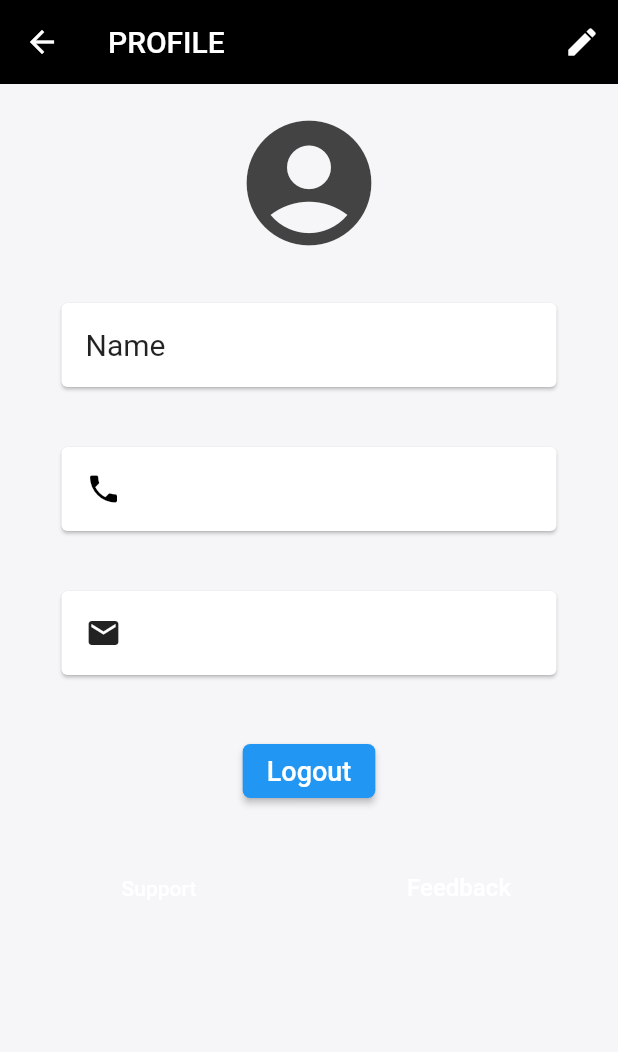
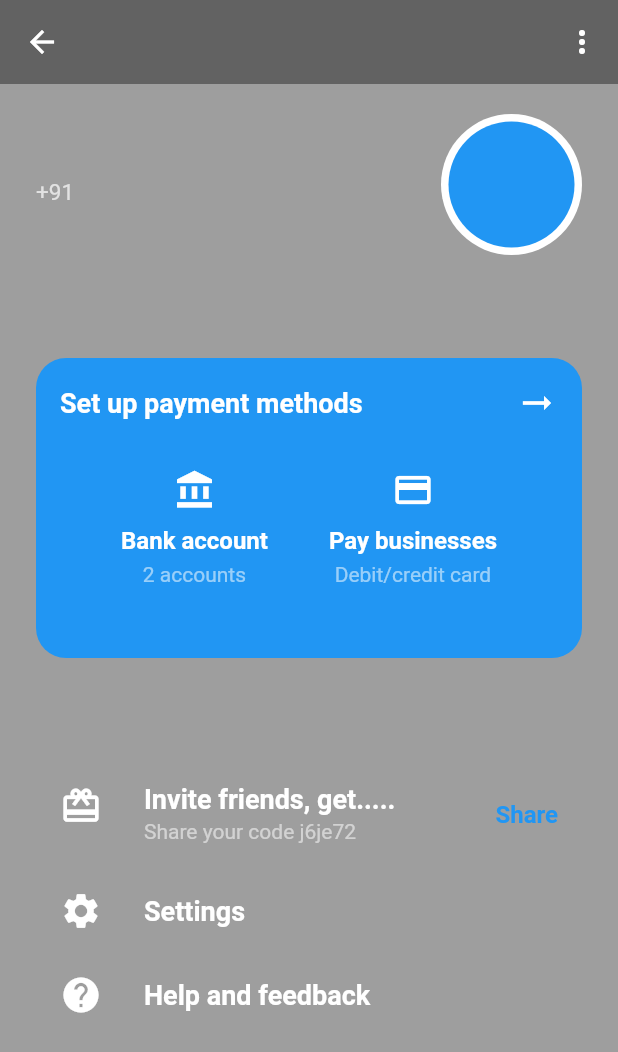
Before and after one commit to NavaneethRenjith/medwise-revamped, a Flutter app: the screen it shows once a user with an empty profile is signed in, after a tap on the "account circle" icon, on a phone screen of 412 x 824 dp. Shown: the top 1052 px of the screen. Run offline on Flutter 3.47's test engine with Material 2 defaults, Android fonts, the phone set to English and light mode, and no system bars; our stand-ins replace cloud_firestore, firebase_auth, firebase_core, flutter_svg; accounts and stored records are empty.

Commit message:
updated profile page

```diff
--- a/lib/main.dart
+++ b/lib/main.dart
@@ -4,8 +4,8 @@ import 'package:firebase_core/firebase_core.dart';
 import 'package:flutter/services.dart';
 
 import './screens/home_screen.dart';
-import './screens/task_screen.dart';
-import './screens/connect_screen.dart';
+import './screens/task/task_screen.dart';
+import './screens/connect/connect_screen.dart';
 import './screens/auth_screen.dart';
 
 void main() async {
--- a/lib/screens/edit_profile_screen.dart
+++ b/lib/screens/profile/edit_profile_screen.dart
@@ -1,19 +1,19 @@
 import 'package:flutter/material.dart';
 
-class EditProfile extends StatefulWidget {
+class EditProfileScreen extends StatefulWidget {
   final String username, phone, email;
 
-  EditProfile({
+  EditProfileScreen({
     required this.username,
     required this.phone,
     required this.email,
   });
 
   @override
-  _EditProfileState createState() => _EditProfileState();
+  _EditProfileScreenState createState() => _EditProfileScreenState();
 }
 
-class _EditProfileState extends State<EditProfile> {
+class _EditProfileScreenState extends State<EditProfileScreen> {
   String newusername = '';
   String newphone = '';
   String newemail = '';
--- /dev/null
+++ b/lib/screens/profile/profile_page.dart
@@ -0,0 +1,192 @@
+import 'package:flutter/material.dart';
+import 'package:firebase_auth/firebase_auth.dart';
+
+import './edit_profile_screen.dart';
+
+import '../../widgets/profile/profile_details.dart';
+import '../../widgets/profile/payment_methods.dart';
+
+enum MoreOptions {
+  //Enums are a way of assigning labels to integers
+  Edit,
+  Logout,
+}
+
+class ProfilePage extends StatefulWidget {
+  final String username;
+  final String userEmail;
+  final String userPhone;
+
+  const ProfilePage({
+    Key? key,
+    required this.username,
+    required this.userEmail,
+    required this.userPhone,
+  }) : super(key: key);
+
+  @override
+  _ProfilePageState createState() => _ProfilePageState();
+}
+
+class _ProfilePageState extends State<ProfilePage> {
+  @override
+  Widget build(BuildContext context) {
+    return Scaffold(
+      appBar: AppBar(
+        leading: IconButton(
+          icon: Icon(
+            Icons.arrow_back,
+          ),
+          onPressed: () {
+            Navigator.pop(context);
+          },
+        ),
+        backgroundColor: Colors.black38,
+        elevation: 0,
+        actions: [
+          PopupMenuButton(
+            icon: Icon(
+              Icons.more_vert,
+              color: Colors.white,
+            ),
+            onSelected: (MoreOptions option) {
+              if (option == MoreOptions.Edit) {
+                Navigator.of(context).push(
+                  MaterialPageRoute(
+                    builder: (ctx) => EditProfileScreen(
+                      username: widget.username,
+                      phone: widget.userPhone,
+                      email: widget.userEmail,
+                    ),
+                  ),
+                );
+              }
+              if (option == MoreOptions.Logout) {
+                FirebaseAuth.instance.signOut();
+                Navigator.pop(context);
+              }
+            },
+            itemBuilder: (_) => [
+              PopupMenuItem(
+                child: Row(
+                  children: [
+                    Icon(
+                      Icons.edit,
+                      color: Colors.black,
+                    ),
+                    SizedBox(width: 5),
+                    Text(
+                      'Edit Profile',
+                      style: TextStyle(
+                        color: Colors.black,
+                      ),
+                    ),
+                  ],
+                ),
+                value: MoreOptions.Edit,
+              ),
+              PopupMenuItem(
+                child: Row(
+                  children: [
+                    Icon(
+                      Icons.logout,
+                      color: Colors.black,
+                    ),
+                    SizedBox(width: 5),
+                    Text(
+                      'Log Out',
+                      style: TextStyle(
+                        color: Colors.black,
+                      ),
+                    ),
+                  ],
+                ),
+                value: MoreOptions.Logout,
+              ),
+            ],
+          ),
+        ],
+      ),
+      backgroundColor: Colors.black38,
+      body: SingleChildScrollView(
+        child: Padding(
+          padding: const EdgeInsets.symmetric(
+            horizontal: 24,
+            vertical: 20,
+          ),
+          child: Column(
+            children: [
+              ProfileDetails(
+                username: widget.username,
+                userPhone: widget.userPhone,
+                userEmail: widget.userEmail,
+              ),
+              PaymentMethods(),
+              ListTile(
+                leading: Icon(
+                  Icons.card_giftcard,
+                  color: Colors.white,
+                  size: 28,
+                ),
+                title: Text(
+                  "Invite friends, get.....",
+                  style: TextStyle(
+                    color: Colors.white,
+                    fontWeight: FontWeight.bold,
+                    fontSize: 18,
+                  ),
+                ),
+                subtitle: Text(
+                  "Share your code j6je72",
+                  style: TextStyle(
+                    color: Colors.white54,
+                  ),
+                ),
+                trailing: Text(
+                  "Share",
+                  style: TextStyle(
+                    color: Colors.blue,
+                    fontWeight: FontWeight.w600,
+                    fontSize: 16,
+                  ),
+                ),
+              ),
+              ListTile(
+                leading: Icon(
+                  Icons.settings,
+                  color: Colors.white,
+                  size: 28,
+                ),
+                title: Text(
+                  "Settings",
+                  style: TextStyle(
+                    color: Colors.white,
+                    fontWeight: FontWeight.bold,
+                    fontSize: 18,
+                  ),
+                ),
+                onTap: () {},
+              ),
+              ListTile(
+                leading: Icon(
+                  Icons.help,
+                  color: Colors.white,
+                  size: 28,
+                ),
+                title: Text(
+                  "Help and feedback",
+                  style: TextStyle(
+                    color: Colors.white,
+                    fontWeight: FontWeight.bold,
+                    fontSize: 18,
+                  ),
+                ),
+                onTap: () {},
+              ),
+            ],
+          ),
+        ),
+      ),
+    );
+  }
+}
--- a/lib/screens/profile_page.dart
+++ /dev/null
@@ -1,202 +0,0 @@
-import 'package:flutter/material.dart';
-import 'package:firebase_auth/firebase_auth.dart';
-
-import './edit_profile_screen.dart';
-
-import '../theme/theme.dart';
-
-class ProfilePage extends StatefulWidget {
-  final String username;
-  final String userEmail;
-  final String userPhone;
-
-  const ProfilePage({
-    Key? key,
-    required this.username,
-    required this.userEmail,
-    required this.userPhone,
-  }) : super(key: key);
-
-  @override
-  _ProfilePageState createState() => _ProfilePageState();
-}
-
-class _ProfilePageState extends State<ProfilePage> {
-  @override
-  Widget build(BuildContext context) {
-    return Scaffold(
-      appBar: AppBar(
-        leading: IconButton(
-          icon: Icon(Icons.arrow_back),
-          onPressed: () {
-            Navigator.pop(context);
-          },
-        ),
-        backgroundColor: Colors.black,
-        title: Text(
-          'PROFILE',
-          textAlign: TextAlign.center,
-          style: TextStyle(color: Colors.white),
-        ),
-        elevation: 0,
-        actions: [
-          IconButton(
-            icon: Icon(Icons.edit),
-            onPressed: () {
-              Navigator.of(context).push(
-                MaterialPageRoute(
-                  builder: (context) => EditProfile(
-                    username: widget.username,
-                    email: widget.userEmail,
-                    phone: widget.userPhone,
-                  ),
-                ),
-              );
-            },
-          )
-        ],
-      ),
-      backgroundColor: background,
-      body: Container(
-        height: MediaQuery.of(context).size.height * .85,
-        padding: EdgeInsets.all(16),
-        child: SingleChildScrollView(
-          child: Column(
-            children: [
-              Container(
-                child: Icon(
-                  Icons.account_circle,
-                  size: 100,
-                  color: Color.fromRGBO(67, 67, 67, 1),
-                ),
-              ),
-              SizedBox(
-                height: 20.0,
-              ),
-              Card(
-                margin: EdgeInsets.symmetric(vertical: 10.0, horizontal: 25.0),
-                color: Colors.white,
-                child: ListTile(
-                  leading: Text(
-                    'Name',
-                    style: TextStyle(
-                      fontSize: 20.0,
-                    ),
-                  ),
-                  title: Text(
-                    widget.username,
-                    style: TextStyle(
-                      color: Colors.black,
-                      fontSize: 20.0,
-                      fontWeight: FontWeight.w500,
-                    ),
-                  ),
-                ),
-              ),
-              SizedBox(
-                height: 20.0,
-              ),
-              Card(
-                margin: EdgeInsets.symmetric(vertical: 10.0, horizontal: 25.0),
-                color: Colors.white,
-                child: ListTile(
-                  leading: Icon(Icons.phone, color: Colors.black),
-                  title: Text(
-                    widget.userPhone,
-                    style: TextStyle(
-                      color: Colors.black87,
-                      fontSize: 20.0,
-                    ),
-                  ),
-                ),
-              ),
-              SizedBox(
-                height: 20.0,
-              ),
-              Card(
-                margin: EdgeInsets.symmetric(vertical: 10.0, horizontal: 25.0),
-                child: ListTile(
-                  leading: Icon(Icons.email, color: Colors.black87),
-                  title: Text(
-                    widget.userEmail,
-                    style: TextStyle(
-                      color: Colors.black,
-                      fontSize: 20.0,
-                    ),
-                  ),
-                ),
-              ),
-              SizedBox(
-                height: 30,
-              ),
-              ElevatedButton(
-                onPressed: () {
-                  FirebaseAuth.instance.signOut().whenComplete(() {
-                    Navigator.pop(context);
-                  });
-                },
-                child: Text(
-                  'Logout',
-                  style: TextStyle(color: Colors.white, fontSize: 18),
-                ),
-                style: ElevatedButton.styleFrom(
-                  primary: Colors.blue,
-                  shape: RoundedRectangleBorder(
-                    borderRadius: BorderRadius.circular(5),
-                  ),
-                ),
-              ),
-              SizedBox(
-                height: 30,
-              ),
-              Container(
-                child: Row(
-                  children: [
-                    Expanded(
-                      child: Container(
-                        // padding: EdgeInsets.only(top: 50),
-                        child: TextButton(
-                          onPressed: () {},
-                          child: Text(
-                            'Support',
-                            style: TextStyle(
-                              color: Colors.white,
-                            ),
-                          ),
-                          style: TextButton.styleFrom(
-                            primary: Color.fromRGBO(67, 67, 67, 1),
-                          ),
-                        ),
-                      ),
-                    ),
-                    SizedBox(
-                      width: 20,
-                    ),
-                    Expanded(
-                      child: Container(
-                        child: TextButton(
-                          onPressed: () {},
-                          // height: 50,
-                          child: Text(
-                            'Feedback',
-                            style: TextStyle(
-                              color: Colors.white,
-                              fontSize: 16,
-                            ),
-                          ),
-                          style: TextButton.styleFrom(
-                            primary: Color.fromRGBO(67, 67, 67, 1),
-                          ),
-                        ),
-                      ),
-                    )
-                  ],
-                ),
-              ),
-            ],
-          ),
-        ),
-      ),
-    );
-  }
-}
--- a/lib/screens/task_screen.dart
+++ b/lib/screens/task/task_screen.dart
@@ -1,7 +1,7 @@
 import 'package:flutter/material.dart';
 
-import '../theme/theme.dart';
-import '../widgets/date.dart';
+import '../../theme/theme.dart';
+import '../../widgets/task/date.dart';
 
 class TaskScreen extends StatefulWidget {
   const TaskScreen({Key? key}) : super(key: key);
--- /dev/null
+++ b/lib/widgets/profile/payment_methods.dart
@@ -0,0 +1,116 @@
+import 'package:flutter/material.dart';
+
+class PaymentMethods extends StatelessWidget {
+  const PaymentMethods({Key? key}) : super(key: key);
+
+  @override
+  Widget build(BuildContext context) {
+    return Container(
+      margin: EdgeInsets.symmetric(
+        vertical: MediaQuery.of(context).size.height / 12,
+      ),
+      padding: const EdgeInsets.all(16),
+      height: 200, //MediaQuery.of(context).size.height / 4
+      decoration: BoxDecoration(
+        color: Colors.blue,
+        borderRadius: BorderRadius.all(
+          Radius.circular(20),
+        ),
+      ),
+      child: Column(
+        children: [
+          Padding(
+            padding: const EdgeInsets.only(
+              bottom: 30,
+            ),
+            child: Row(
+              mainAxisAlignment: MainAxisAlignment.spaceBetween,
+              children: [
+                Text(
+                  "Set up payment methods",
+                  style: TextStyle(
+                    color: Colors.white,
+                    fontWeight: FontWeight.bold,
+                    fontSize: 18,
+                  ),
+                ),
+                Icon(
+                  Icons.arrow_right_alt_outlined,
+                  color: Colors.white,
+                  size: 28,
+                ),
+              ],
+            ),
+          ),
+          Padding(
+            padding: const EdgeInsets.only(
+              bottom: 30,
+            ),
+            child: Row(
+              mainAxisAlignment: MainAxisAlignment.spaceEvenly,
+              children: [
+                Column(
+                  children: [
+                    Icon(
+                      Icons.account_balance,
+                      color: Colors.white,
+                      size: 28,
+                    ),
+                    SizedBox(
+                      height: 10,
+                    ),
+                    Text(
+                      "Bank account",
+                      style: TextStyle(
+                        color: Colors.white,
+                        fontWeight: FontWeight.bold,
+                        fontSize: 16,
+                      ),
+                    ),
+                    SizedBox(
+                      height: 5,
+                    ),
+                    Text(
+                      "2 accounts",
+                      style: TextStyle(
+                        color: Colors.white54,
+                      ),
+                    ),
+                  ],
+                ),
+                Column(
+                  children: [
+                    Icon(
+                      Icons.credit_card,
+                      color: Colors.white,
+                      size: 28,
+                    ),
+                    SizedBox(
+                      height: 10,
+                    ),
+                    Text(
+                      "Pay businesses",
+                      style: TextStyle(
+                          color: Colors.white,
+                          fontWeight: FontWeight.bold,
+                          fontSize: 16),
+                    ),
+                    SizedBox(
+                      height: 5,
+                    ),
+                    Text(
+                      "Debit/credit card",
+                      style: TextStyle(
+                        color: Colors.white54,
+                      ),
+                    )
+                  ],
+                ),
+              ],
+            ),
+          )
+        ],
+      ),
+    );
+  }
+}
--- /dev/null
+++ b/lib/widgets/profile/profile_details.dart
@@ -0,0 +1,72 @@
+import 'package:flutter/material.dart';
+
+class ProfileDetails extends StatelessWidget {
+  final String username;
+  final String userEmail;
+  final String userPhone;
+
+  const ProfileDetails({
+    Key? key,
+    required this.username,
+    required this.userEmail,
+    required this.userPhone,
+  }) : super(key: key);
+
+  @override
+  Widget build(BuildContext context) {
+    return Row(
+      children: [
+        Expanded(
+          child: Column(
+            crossAxisAlignment: CrossAxisAlignment.start,
+            children: [
+              Text(
+                username,
+                style: TextStyle(
+                  color: Colors.white,
+                  fontWeight: FontWeight.w700,
+                  fontSize: 20,
+                ),
+              ),
+              SizedBox(
+                height: 10,
+              ),
+              Text(
+                "+91 $userPhone",
+                style: TextStyle(
+                  color: Colors.white70,
+                  fontSize: 15,
+                ),
+              ),
+              SizedBox(
+                height: 5,
+              ),
+              Text(
+                userEmail,
+                style: TextStyle(
+                  color: Colors.white70,
+                  fontSize: 15,
+                ),
+              )
+            ],
+          ),
+        ),
+        Align(
+          alignment: Alignment.centerRight,
+          child: Container(
+            padding: EdgeInsets.all(5),
+            decoration: BoxDecoration(
+              shape: BoxShape.circle,
+              color: Colors.white,
+            ),
+            child: CircleAvatar(
+              radius: 42,
+              backgroundColor: Colors.blue,
+              // background image - profile pic of user from firebase
+            ),
+          ),
+        ),
+      ],
+    );
+  }
+}
```
Also changed, not shown: lib/screens/home_screen.dart (+3 -4 lines), lib/screens/connect/connect_screen.dart (renamed from lib/screens/connect_screen.dart), lib/widgets/task/date.dart (renamed from lib/widgets/date.dart).
